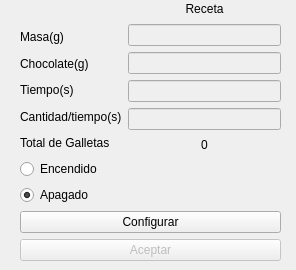
DavidCrgh/Tarea_Programa_Estructuras_1, file ventanaensambladora.ui: the form before one commit.
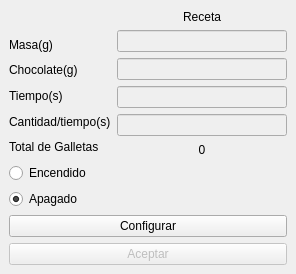
The form after the commit.

The edit to the form file:
```diff
--- a/ventanaensambladora.ui
+++ b/ventanaensambladora.ui
@@ -7,22 +7,15 @@
     <x>0</x>
     <y>0</y>
     <width>296</width>
-    <height>270</height>
+    <height>274</height>
    </rect>
   </property>
   <property name="windowTitle">
    <string>Ensambladora</string>
   </property>
   <widget class="QWidget" name="centralwidget">
-   <widget class="QWidget" name="layoutWidget">
-    <property name="geometry">
-     <rect>
-      <x>20</x>
-      <y>0</y>
-      <width>261</width>
-      <height>261</height>
-     </rect>
-    </property>
+   <layout class="QHBoxLayout" name="horizontalLayout_2">
+    <item>
     <layout class="QVBoxLayout" name="verticalLayout_4">
      <item>
       <layout class="QHBoxLayout" name="horizontalLayout">
@@ -171,7 +164,8 @@
       </widget>
      </item>
     </layout>
-   </widget>
+    </item>
+   </layout>
   </widget>
  </widget>
  <resources/>
```
Left out of the diff: 8 changed lines with no effect on the pictures. Lines whose indentation alone changed are shown as unchanged.
